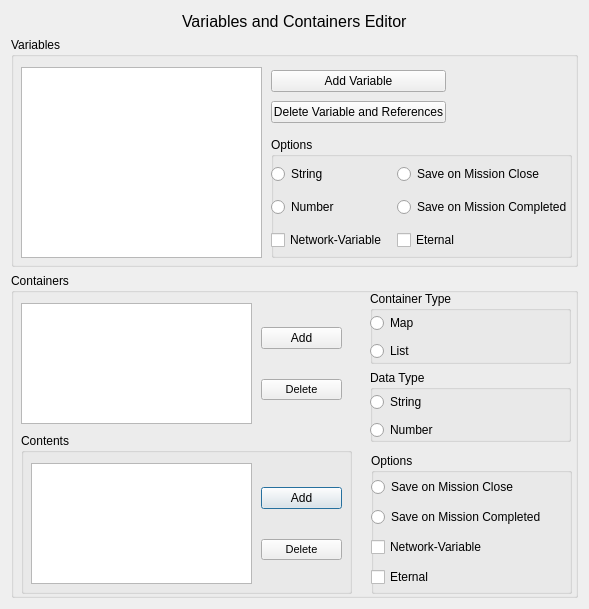
Before: the Qt Designer form qtfred/ui/VariableDialog.ui in scp-fs2open/fs2open.github.com, drawn with Qt 5.
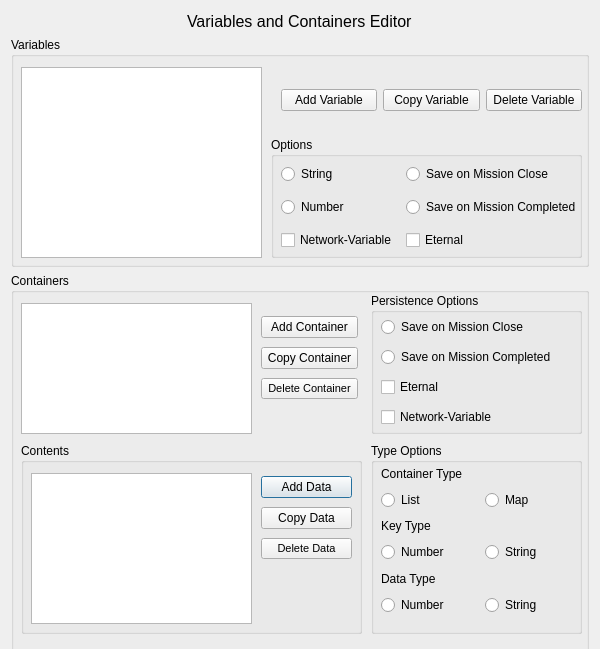
After: the same form once the commit is applied.

Commit message:
Fixup the Variables Dialog
Add it to the editor menu (with shortcut), and fix it showing up when started

What changed in the file:
```diff
--- a/qtfred/ui/VariableDialog.ui
+++ b/qtfred/ui/VariableDialog.ui
@@ -6,20 +6,73 @@
    <rect>
     <x>0</x>
     <y>0</y>
-    <width>589</width>
-    <height>608</height>
+    <width>600</width>
+    <height>649</height>
    </rect>
   </property>
+  <property name="minimumSize">
+   <size>
+    <width>600</width>
+    <height>640</height>
+   </size>
+  </property>
   <property name="windowTitle">
    <string>Fiction Viewer Editor</string>
   </property>
   <layout class="QGridLayout" name="gridLayout">
-   <item row="2" column="1">
+   <item row="0" column="0">
+    <layout class="QGridLayout" name="gridLayout_2">
+     <item row="0" column="0">
+      <layout class="QHBoxLayout" name="horizontalLayout_3">
+       <property name="sizeConstraint">
+        <enum>QLayout::SetMaximumSize</enum>
+       </property>
+       <item>
+        <spacer name="horizontalSpacer">
+         <property name="orientation">
+          <enum>Qt::Horizontal</enum>
+         </property>
+         <property name="sizeHint" stdset="0">
+          <size>
+           <width>40</width>
+           <height>20</height>
+          </size>
+         </property>
+        </spacer>
+       </item>
+       <item>
+        <widget class="QLabel" name="label">
+         <property name="font">
+          <font>
+           <pointsize>12</pointsize>
+          </font>
+         </property>
+         <property name="text">
+          <string>Variables and Containers Editor</string>
+         </property>
+        </widget>
+       </item>
+       <item>
+        <spacer name="horizontalSpacer_2">
+         <property name="orientation">
+          <enum>Qt::Horizontal</enum>
+         </property>
+         <property name="sizeHint" stdset="0">
+          <size>
+           <width>40</width>
+           <height>20</height>
+          </size>
+         </property>
+        </spacer>
+       </item>
+      </layout>
+     </item>
+     <item row="2" column="0">
     <widget class="QGroupBox" name="groupBox_2">
      <property name="minimumSize">
       <size>
        <width>0</width>
-       <height>325</height>
+         <height>380</height>
       </size>
      </property>
      <property name="title">
@@ -31,7 +84,7 @@
         <x>10</x>
         <y>30</y>
         <width>231</width>
-        <height>121</height>
+          <height>131</height>
        </rect>
       </property>
      </widget>
@@ -39,9 +92,9 @@
       <property name="geometry">
        <rect>
         <x>10</x>
-        <y>160</y>
-        <width>331</width>
-        <height>161</height>
+          <y>170</y>
+          <width>341</width>
+          <height>191</height>
        </rect>
       </property>
       <property name="title">
@@ -53,7 +106,7 @@
          <x>10</x>
          <y>30</y>
          <width>221</width>
-         <height>121</height>
+           <height>151</height>
         </rect>
        </property>
       </widget>
@@ -62,15 +115,22 @@
         <rect>
          <x>240</x>
          <y>30</y>
-         <width>81</width>
-         <height>121</height>
+           <width>91</width>
+           <height>91</height>
         </rect>
        </property>
        <layout class="QVBoxLayout" name="verticalLayout_4">
         <item>
          <widget class="QPushButton" name="addContainerItemButton">
           <property name="text">
-           <string>Add</string>
+             <string>Add Data</string>
+            </property>
+           </widget>
+          </item>
+          <item>
+           <widget class="QPushButton" name="copyContainerItemButton">
+            <property name="text">
+             <string>Copy Data</string>
           </property>
          </widget>
         </item>
@@ -82,7 +142,7 @@
            </font>
           </property>
           <property name="text">
-           <string>Delete</string>
+             <string>Delete Data</string>
           </property>
          </widget>
         </item>
@@ -93,16 +153,23 @@
       <property name="geometry">
        <rect>
         <x>250</x>
-        <y>30</y>
-        <width>81</width>
-        <height>121</height>
+          <y>40</y>
+          <width>97</width>
+          <height>91</height>
        </rect>
       </property>
       <layout class="QVBoxLayout" name="verticalLayout_3">
        <item>
         <widget class="QPushButton" name="addContainerButton">
          <property name="text">
-          <string>Add</string>
+            <string>Add Container</string>
+           </property>
+          </widget>
+         </item>
+         <item>
+          <widget class="QPushButton" name="copyContainerButton">
+           <property name="text">
+            <string>Copy Container</string>
          </property>
         </widget>
        </item>
@@ -114,7 +181,7 @@
           </font>
          </property>
          <property name="text">
-          <string>Delete</string>
+            <string>Delete Container</string>
          </property>
         </widget>
        </item>
@@ -124,18 +191,18 @@
       <property name="geometry">
        <rect>
         <x>360</x>
-        <y>180</y>
-        <width>201</width>
+          <y>20</y>
+          <width>211</width>
         <height>141</height>
        </rect>
       </property>
       <property name="title">
-       <string>Options</string>
+         <string>Persistence Options</string>
       </property>
       <widget class="QWidget" name="verticalLayoutWidget_6">
        <property name="geometry">
         <rect>
-         <x>0</x>
+           <x>10</x>
          <y>20</y>
          <width>201</width>
          <height>121</height>
@@ -156,13 +223,6 @@
           </property>
          </widget>
         </item>
-        <item>
-         <widget class="QCheckBox" name="networkContainerCheckbox">
-          <property name="text">
-           <string>Network-Variable</string>
-          </property>
-         </widget>
-        </item>
         <item>
          <widget class="QCheckBox" name="setContainerAsEternalCheckbox">
           <property name="text">
@@ -170,41 +230,47 @@
           </property>
          </widget>
         </item>
+          <item>
+           <widget class="QCheckBox" name="networkContainerCheckbox">
+            <property name="text">
+             <string>Network-Variable</string>
+            </property>
+           </widget>
+          </item>
        </layout>
       </widget>
      </widget>
-     <widget class="QWidget" name="verticalLayoutWidget_5">
+       <widget class="QGroupBox" name="groupBox_6">
       <property name="geometry">
        <rect>
-        <x>359</x>
-        <y>18</y>
-        <width>201</width>
-        <height>151</height>
-       </rect>
-      </property>
-      <layout class="QVBoxLayout" name="verticalLayout_8">
-       <item>
-        <widget class="QGroupBox" name="groupBox_7">
+          <x>360</x>
+          <y>170</y>
+          <width>211</width>
+          <height>191</height>
+         </rect>
+        </property>
          <property name="title">
-          <string>Container Type</string>
+         <string>Type Options</string>
          </property>
          <widget class="QWidget" name="verticalLayoutWidget_7">
           <property name="geometry">
            <rect>
-            <x>0</x>
+           <x>10</x>
             <y>20</y>
             <width>201</width>
-            <height>52</height>
+           <height>152</height>
            </rect>
           </property>
           <layout class="QVBoxLayout" name="verticalLayout_10">
            <item>
-            <widget class="QRadioButton" name="setContainerAsMapRadio">
+           <widget class="QLabel" name="label_3">
              <property name="text">
-              <string>Map</string>
+             <string>Container Type</string>
              </property>
             </widget>
            </item>
+          <item>
+           <layout class="QHBoxLayout" name="horizontalLayout">
            <item>
             <widget class="QRadioButton" name="setContainerAsListRadio">
              <property name="text">
@@ -212,32 +278,49 @@
              </property>
             </widget>
            </item>
-          </layout>
-         </widget>
+            <item>
+             <widget class="QRadioButton" name="setContainerAsMapRadio">
+              <property name="text">
+               <string>Map</string>
+              </property>
+             </widget>
+            </item>
+           </layout>
+          </item>
+          <item>
+           <widget class="QLabel" name="label_4">
+            <property name="text">
+             <string>Key Type</string>
+            </property>
+           </widget>
+          </item>
+          <item>
+           <layout class="QHBoxLayout" name="horizontalLayout_6">
+            <item>
+             <widget class="QRadioButton" name="setContainerKeyAsNumberRadio">
+              <property name="text">
+               <string>Number</string>
+              </property>
         </widget>
        </item>
        <item>
-        <widget class="QGroupBox" name="groupBox_6">
-         <property name="title">
+             <widget class="QRadioButton" name="setContainerKeyAsStringRadio">
+              <property name="text">
+               <string>String</string>
+              </property>
+             </widget>
+            </item>
+           </layout>
+          </item>
+          <item>
+           <widget class="QLabel" name="label_2">
+            <property name="text">
           <string>Data Type</string>
          </property>
-         <widget class="QWidget" name="verticalLayoutWidget_8">
-          <property name="geometry">
-           <rect>
-            <x>0</x>
-            <y>20</y>
-            <width>201</width>
-            <height>52</height>
-           </rect>
-          </property>
-          <layout class="QVBoxLayout" name="verticalLayout_11">
-           <item>
-            <widget class="QRadioButton" name="setContainerAsStringRadio">
-             <property name="text">
-              <string>String</string>
-             </property>
-            </widget>
-           </item>
+           </widget>
+          </item>
+          <item>
+           <layout class="QHBoxLayout" name="horizontalLayout_2">
            <item>
             <widget class="QRadioButton" name="setContainerAsNumberRadio">
              <property name="text">
@@ -245,15 +328,21 @@
              </property>
             </widget>
            </item>
-          </layout>
-         </widget>
-        </widget>
-       </item>
-      </layout>
-     </widget>
-    </widget>
-   </item>
-   <item row="1" column="1">
+            <item>
+             <widget class="QRadioButton" name="setContainerAsStringRadio">
+              <property name="text">
+               <string>String</string>
+              </property>
+             </widget>
+            </item>
+           </layout>
+          </item>
+         </layout>
+        </widget>
+       </widget>
+      </widget>
+     </item>
+     <item row="1" column="0">
     <widget class="QGroupBox" name="groupBox">
      <property name="minimumSize">
       <size>
@@ -264,38 +353,12 @@
      <property name="title">
       <string>Variables</string>
      </property>
-     <widget class="QWidget" name="verticalLayoutWidget">
-      <property name="geometry">
-       <rect>
-        <x>260</x>
-        <y>30</y>
-        <width>175</width>
-        <height>61</height>
-       </rect>
-      </property>
-      <layout class="QVBoxLayout" name="verticalLayout_2">
-       <item>
-        <widget class="QPushButton" name="addVariableButton">
-         <property name="text">
-          <string>Add Variable</string>
-         </property>
-        </widget>
-       </item>
-       <item>
-        <widget class="QPushButton" name="deleteVariableButton">
-         <property name="text">
-          <string>Delete Variable and References</string>
-         </property>
-        </widget>
-       </item>
-      </layout>
-     </widget>
      <widget class="QGroupBox" name="groupBox_4">
       <property name="geometry">
        <rect>
         <x>260</x>
         <y>100</y>
-        <width>301</width>
+          <width>311</width>
         <height>121</height>
        </rect>
       </property>
@@ -305,9 +368,9 @@
       <widget class="QWidget" name="horizontalLayoutWidget_2">
        <property name="geometry">
         <rect>
-         <x>0</x>
+           <x>10</x>
          <y>20</y>
-         <width>301</width>
+           <width>300</width>
          <height>101</height>
         </rect>
        </property>
@@ -375,50 +438,40 @@
        </rect>
       </property>
      </widget>
-    </widget>
-   </item>
-   <item row="0" column="1">
-    <layout class="QHBoxLayout" name="horizontalLayout_3">
-     <property name="sizeConstraint">
-      <enum>QLayout::SetMaximumSize</enum>
-     </property>
+       <widget class="QWidget" name="horizontalLayoutWidget">
+        <property name="geometry">
+         <rect>
+          <x>270</x>
+          <y>38</y>
+          <width>301</width>
+          <height>51</height>
+         </rect>
+        </property>
+        <layout class="QHBoxLayout" name="horizontalLayout_5">
      <item>
-      <spacer name="horizontalSpacer">
-       <property name="orientation">
-        <enum>Qt::Horizontal</enum>
-       </property>
-       <property name="sizeHint" stdset="0">
-        <size>
-         <width>40</width>
-         <height>20</height>
-        </size>
-       </property>
-      </spacer>
+          <widget class="QPushButton" name="addVariableButton">
+           <property name="text">
+            <string>Add Variable</string>
+           </property>
+          </widget>
      </item>
      <item>
-      <widget class="QLabel" name="label">
-       <property name="font">
-        <font>
-         <pointsize>12</pointsize>
-        </font>
-       </property>
+          <widget class="QPushButton" name="copyVariableButton">
        <property name="text">
-        <string>Variables and Containers Editor</string>
+            <string>Copy Variable</string>
        </property>
       </widget>
      </item>
      <item>
-      <spacer name="horizontalSpacer_2">
-       <property name="orientation">
-        <enum>Qt::Horizontal</enum>
-       </property>
-       <property name="sizeHint" stdset="0">
-        <size>
-         <width>40</width>
-         <height>20</height>
-        </size>
-       </property>
-      </spacer>
+          <widget class="QPushButton" name="deleteVariableButton">
+           <property name="text">
+            <string>Delete Variable</string>
+           </property>
+          </widget>
+         </item>
+        </layout>
+       </widget>
+      </widget>
      </item>
     </layout>
    </item>
```
Left out of the diff: 4 changed lines with no effect on the pictures. Lines whose indentation alone changed are shown as unchanged. The commit also changes 3 other files.
